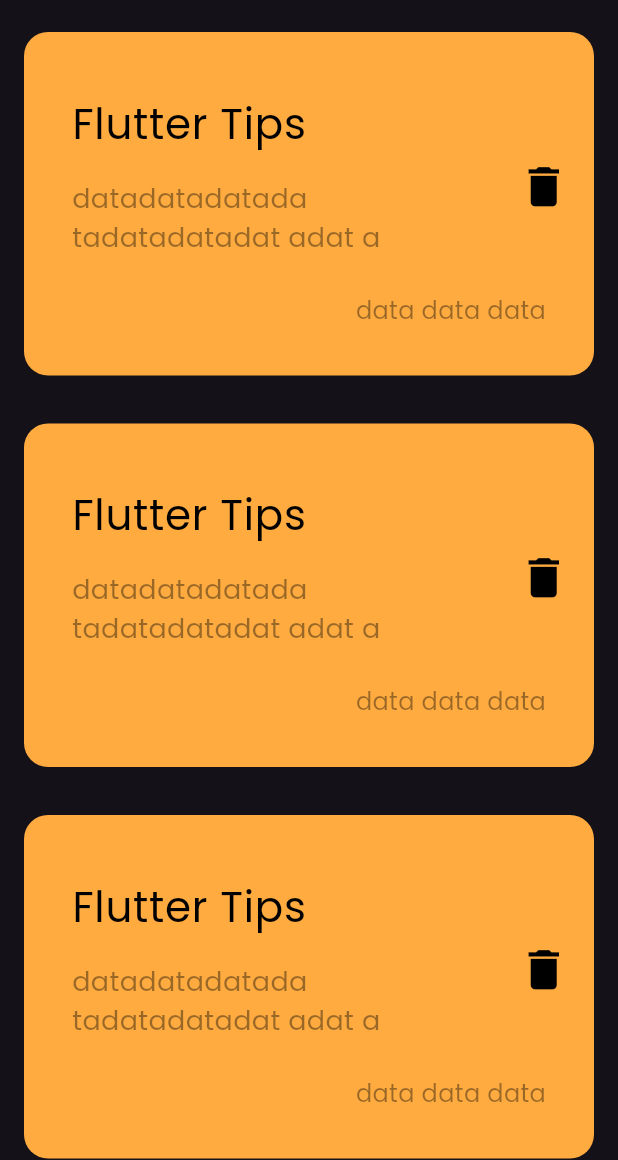
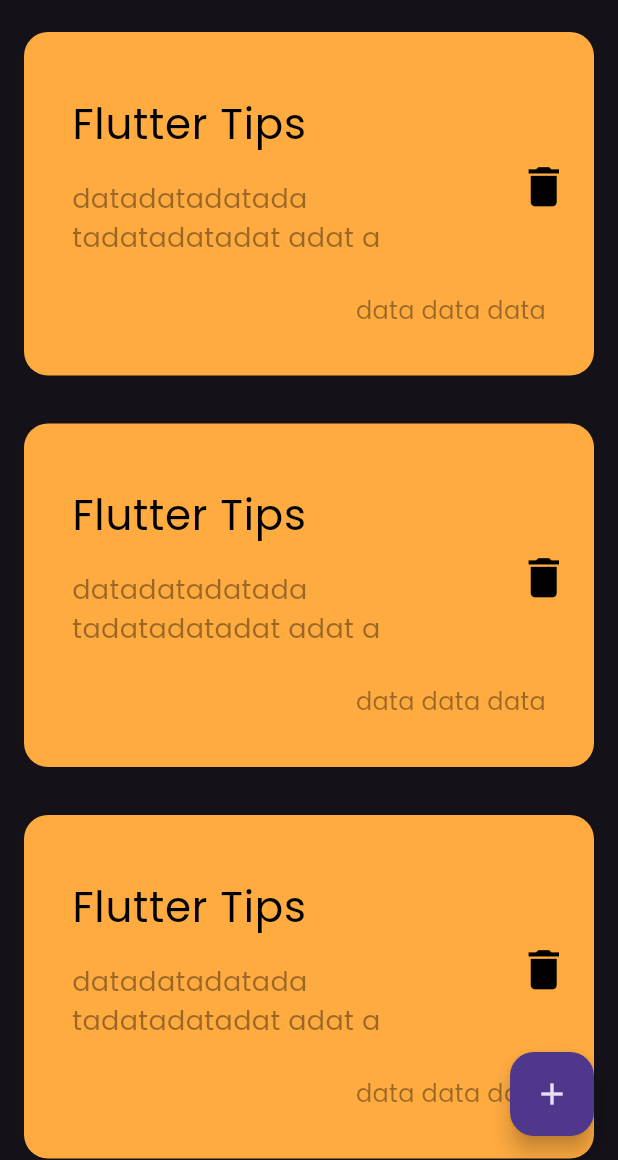
Before and after one commit to OsamaDebsa/notes_app, a Flutter app: the screen it shows after launch, on a phone screen of 412 x 824 dp, the part 76-1236 px from its top. Run offline on Flutter 3.47's test engine with Material 2 defaults, Android fonts, the phone set to English and light mode, and no system bars.

Commit message:
add floating action button

```diff
--- a/lib/views/notes_view.dart
+++ b/lib/views/notes_view.dart
@@ -6,8 +6,13 @@ class NotesView extends StatelessWidget {
 
   @override
   Widget build(BuildContext context) {
-    return const Scaffold(
-      body: NotesViewBody(),
+    return Scaffold(
+      floatingActionButton: FloatingActionButton(
+        // backgroundColor: Colors.black54,
+        onPressed: () {},
+        child: const Icon(Icons.add),
+      ),
+      body: const NotesViewBody(),
     );
   }
 }
```
